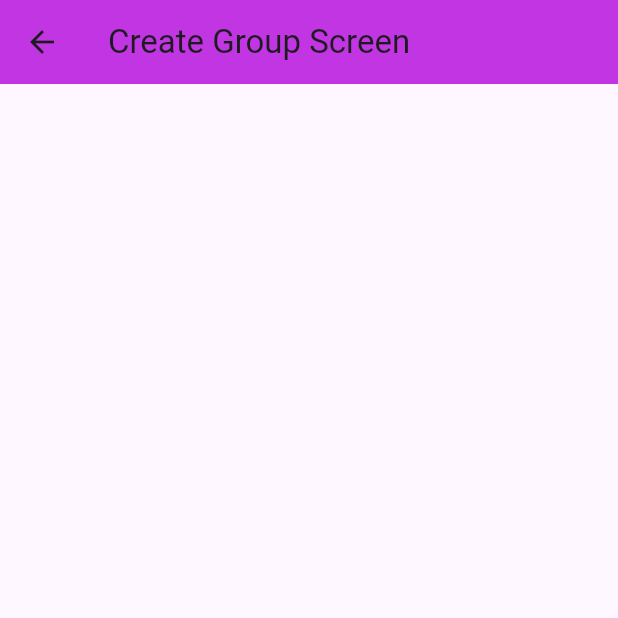
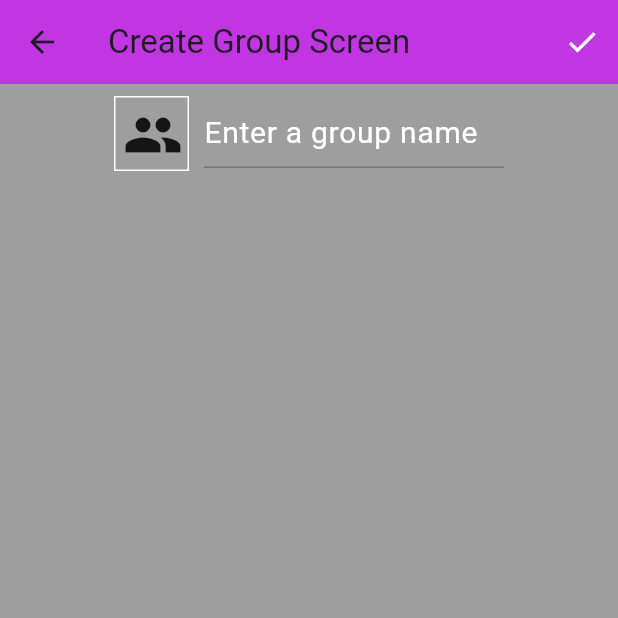
Before and after one commit to ShubhamSharma170/fair_share, a Flutter app: the CreateGroupScreen screen opened by its route, on a phone screen of 412 x 824 dp, the top half of it. Run offline on Flutter 3.47's test engine with Material 3 defaults, Android fonts, the light colour scheme and no system bars; our stand-ins replace cloud_firestore, firebase_auth, firebase_core, google_sign_in; accounts and stored records are empty.

Commit message:
group create screen complete, working on show group list in expenses screen

```diff
--- a/fair-share/lib/screens/createGroup/create_group_screen.dart
+++ b/fair-share/lib/screens/createGroup/create_group_screen.dart
@@ -1,15 +1,76 @@
 import 'package:fair_share/constant/colors.dart';
+import 'package:fair_share/providers/firebase_method/firebase_method.dart';
 import 'package:flutter/material.dart';
+import 'package:provider/provider.dart';
 
 class CreateGroupScreen extends StatelessWidget {
   const CreateGroupScreen({super.key});
 
   @override
   Widget build(BuildContext context) {
+    TextEditingController groupNameController = TextEditingController();
     return Scaffold(
       appBar: AppBar(
         title: Text("Create Group Screen"),
         backgroundColor: AllColors.purple0xFFC135E3,
+        actions: [
+          IconButton(
+            icon: Icon(Icons.check, color: AllColors.white),
+            onPressed: () async {
+              bool value = await context
+                  .read<FirebaseMethodProvider>()
+                  .addGroupName(groupNameController.text);
+              if (value) {
+                groupNameController.clear();
+              }
+            },
+          ),
+        ],
+      ),
+      body: Center(
+        child: Container(
+          color: AllColors.grey,
+          width: MediaQuery.of(context).size.width,
+          child: Column(
+            // mainAxisAlignment: MainAxisAlignment.start,
+            // crossAxisAlignment: CrossAxisAlignment.center,
+            children: [
+              // description
+              Padding(
+                padding: const EdgeInsets.all(8.0),
+                child: Row(
+                  mainAxisAlignment: MainAxisAlignment.center,
+                  children: [
+                    Container(
+                      padding: EdgeInsets.all(5),
+                      height: 50,
+                      width: 50,
+                      decoration: BoxDecoration(
+                        border: Border.all(color: AllColors.white),
+                      ),
+                      child: Icon(Icons.group, size: 40),
+                    ),
+                    SizedBox(width: 10),
+                    SizedBox(
+                      width: 200,
+                      height: 50,
+                      child: TextField(
+                        controller: groupNameController,
+                        decoration: InputDecoration(
+                          hintText: "Enter a group name",
+                          hintStyle: TextStyle(
+                            color: AllColors.white,
+                            fontSize: 20,
+                          ),
+                        ),
+                      ),
+                    ),
+                  ],
+                ),
+              ),
+            ],
+          ),
+        ),
       ),
     );
   }
```
Also changed, not shown: fair-share/lib/providers/firebase_method/firebase_method.dart (+13 -0 lines), fair-share/lib/screens/addexpense/add_expense.dart (+27 -1 lines).
